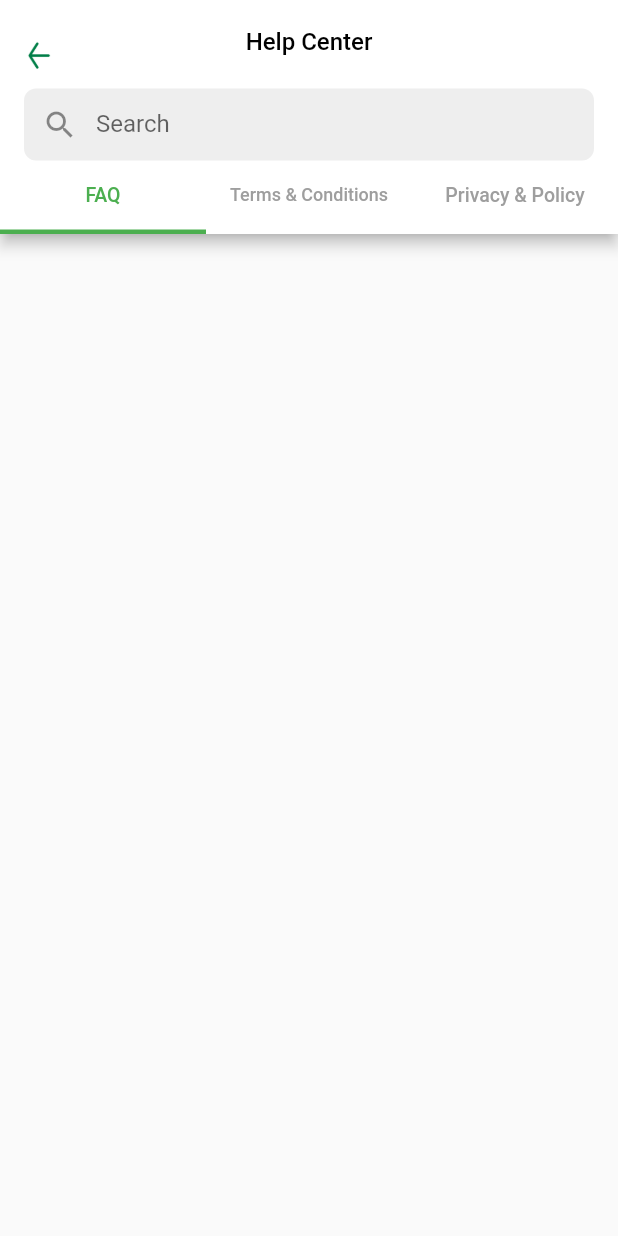
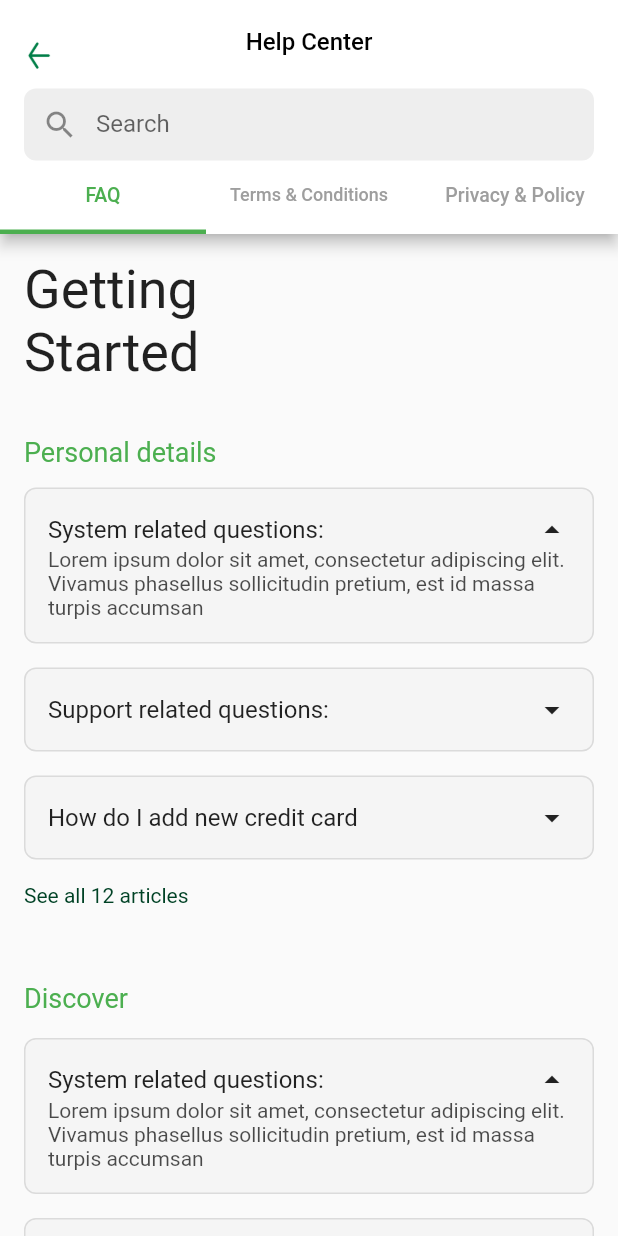
Before and after one commit to mehdibasami/test_flutter, a Flutter app: the screen it shows after launch, on a phone screen of 412 x 824 dp. Run offline on Flutter 3.47's test engine with Material 2 defaults, Android fonts, the light colour scheme and no system bars.

Commit message:
add tabBar1 Body

```diff
--- a/lib/main.dart
+++ b/lib/main.dart
@@ -128,11 +128,161 @@
           ),
         ),
         body: SafeArea(
-          child: TabBarView(
-              controller: _tabController,
-              children: [Container(), Container(), Container()]),
+          child: TabBarView(controller: _tabController, children: [
+            SingleChildScrollView(
+              child: Padding(
+                padding: const EdgeInsets.all(16),
+                child: Column(
+                  crossAxisAlignment: CrossAxisAlignment.start,
+                  children: [
+                    const Text(
+                      'Getting\nStarted',
+                      style: TextStyle(fontSize: 36),
+                    ),
+                    const SizedBox(
+                      height: 35,
+                    ),
+                    Text(
+                      'Personal details',
+                      style: TextStyle(
+                          fontSize: 18, color: Theme.of(context).primaryColor),
+                    ),
+                    const SizedBox(
+                      height: 13,
+                    ),
+                    const CustomCard(
+                      title: 'System related questions:',
+                      icon: Icons.arrow_drop_up_sharp,
+                      caption:
+                          'Lorem ipsum dolor sit amet, consectetur adipiscing elit. Vivamus phasellus sollicitudin pretium, est id massa turpis accumsan ',
+                    ),
+                    const SizedBox(
+                      height: 16,
+                    ),
+                    const CustomCard(
+                      title: 'Support related questions:',
+                      icon: Icons.arrow_drop_down_sharp,
+                    ),
+                    const SizedBox(
+                      height: 16,
+                    ),
+                    const CustomCard(
+                      title: 'How do I add new credit card',
+                      icon: Icons.arrow_drop_down_sharp,
+                    ),
+                    const SizedBox(
+                      height: 16,
+                    ),
+                    const Text(
+                      'See all 12 articles',
+                      style: TextStyle(fontSize: 14, color: Color(0xFF004225)),
+                    ),
+                    const SizedBox(
+                      height: 50,
+                    ),
+                    Text(
+                      'Discover',
+                      style: TextStyle(
+                          fontSize: 18, color: Theme.of(context).primaryColor),
+                    ),
+                    const SizedBox(
+                      height: 16,
+                    ),
+                    const CustomCard(
+                      title: 'System related questions:',
+                      caption:
+                          'Lorem ipsum dolor sit amet, consectetur adipiscing elit. Vivamus phasellus sollicitudin pretium, est id massa turpis accumsan ',
+                      icon: Icons.arrow_drop_up_sharp,
+                    ),
+                    const SizedBox(
+                      height: 16,
+                    ),
+                    const CustomCard(
+                      title: 'Support related questions:',
+                      icon: Icons.arrow_drop_down_sharp,
+                    ),
+                    const SizedBox(
+                      height: 16,
+                    ),
+                    const CustomCard(
+                      title: 'How do I add new credit card',
+                      icon: Icons.arrow_drop_down_sharp,
+                    ),
+                    const SizedBox(
+                      height: 30,
+                    ),
+                    Container(
+                      height: 64.0,
+                      width: double.infinity,
+                      decoration: BoxDecoration(
+                        color: Colors.black,
+                        borderRadius: BorderRadius.circular(16),
+                      ),
+                      child: Material(
+                        color: Colors.transparent,
+                        child: InkWell(
+                          onTap: () {},
+                          borderRadius: BorderRadius.circular(16),
+                          child: Container(
+                            alignment: Alignment.center,
+                            child: const Text(
+                              'Contact Us',
+                              style: TextStyle(
+                                  fontSize: 22, color: Color(0xFFEED448)),
+                            ),
+                          ),
+                        ),
+                      ),
+                    )
+                  ],
+                ),
+              ),
+            ),
+            Container(),
+            Container()
+          ]),
         ),
       ),
     );
   }
 }
+
+class CustomCard extends StatelessWidget {
+  const CustomCard({
+    required this.title,
+    required this.icon,
+    this.caption = '',
+    Key? key,
+  }) : super(key: key);
+  final String title;
+  final IconData icon;
+  final String caption;
+  @override
+  Widget build(BuildContext context) {
+    return Container(
+      padding: const EdgeInsets.all(15),
+      decoration: BoxDecoration(
+          color: Colors.grey[100],
+          borderRadius: BorderRadius.circular(8),
+          border: Border.all(color: Colors.grey.withOpacity(0.3), width: 1)),
+      child: Column(
+        children: [
+          Row(
+            children: [
+              Text(
+                title,
+                style: const TextStyle(fontSize: 16),
+              ),
+              const Spacer(),
+              Icon(icon)
+            ],
+          ),
+          if (caption.isNotEmpty)
+            Text(caption,
+                style: TextStyle(
+                    fontSize: 14, color: Colors.black.withOpacity(0.7)))
+        ],
+      ),
+    );
+  }
+}
```
